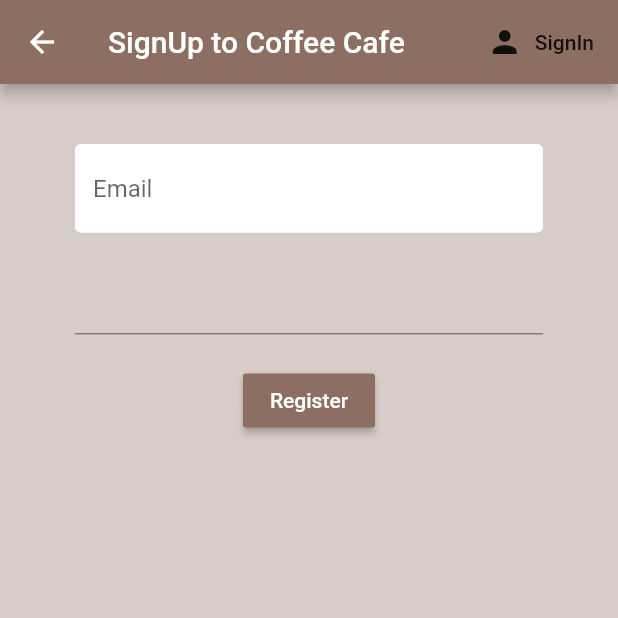
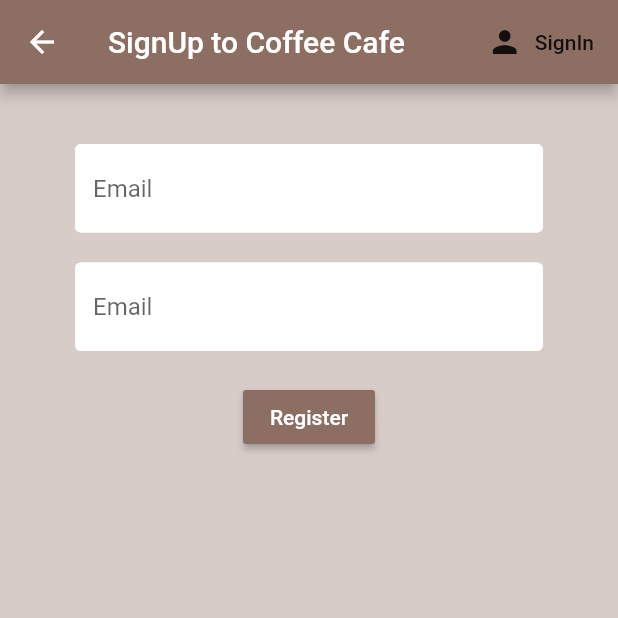
Before and after one commit to amitsaini4556/coffee_team, a Flutter app: the Register screen opened directly, on a phone screen of 412 x 824 dp, the top half of it. Run offline on Flutter 3.47's test engine with Material 2 defaults, Android fonts, the phone set to English and light mode, and no system bars; our stand-ins replace firebase_auth; accounts and stored records are empty.

Commit message:
import data from sharedData package and use to decorate input fields.

```diff
--- a/lib/screens/authenticate/register.dart
+++ b/lib/screens/authenticate/register.dart
@@ -1,5 +1,6 @@
 import 'package:flutter/material.dart';
 import 'package:coffee_team/services/auth.dart';
+import 'package:coffee_team/sharedData/contants.dart';
 
 class Register extends StatefulWidget {
   final Function toggleview;
@@ -40,17 +41,7 @@ class _RegisterState extends State<Register> {
             children: <Widget>[
               SizedBox(height: 20.0,),
               TextFormField(
-                decoration: InputDecoration(
-                  hintText: 'Email',
-                  fillColor: Colors.white,
-                  filled: true,
-                  enabledBorder: OutlineInputBorder(
-                    borderSide: BorderSide(color: Colors.white,width: 2.0)
-                  ),
-                  focusedBorder: OutlineInputBorder(
-                    borderSide: BorderSide(color: Colors.brown[400],width: 2.0)
-                  )
-                  ),
+                decoration: textInputDecoration,
                 validator: (val) => val.isEmpty ? 'Enter an email' : null,
                 onChanged: (val){
                   setState(() => email = val);
@@ -58,6 +49,7 @@ class _RegisterState extends State<Register> {
               ),
               SizedBox(height: 20.0,),
               TextFormField(
+                decoration: textInputDecoration,
                 obscureText: true,
                 validator: (val) => val.length < 6 ? 'Enter a password 6+ chars long' : null,
                 onChanged: (val){
```
